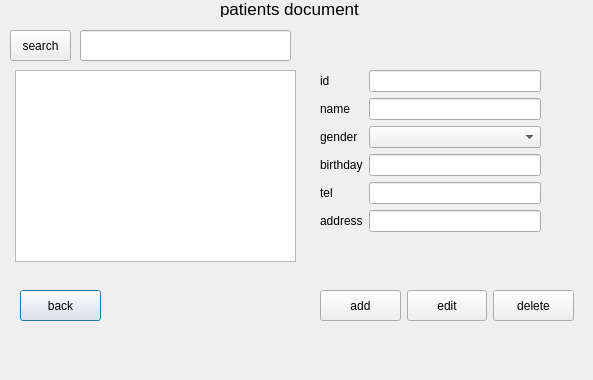
Before: the Qt Designer form patientdialog.ui in itsMahdi/clinic, drawn with Qt 5.
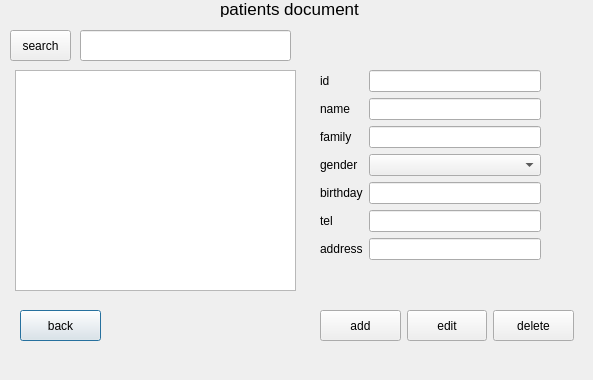
After: the same form once the commit is applied.

Commit message: reception page altered ( cost and search added) and family lable added in pt ducoment

What changed in the file:
```diff
--- a/patientdialog.ui
+++ b/patientdialog.ui
@@ -19,7 +19,7 @@
      <x>320</x>
      <y>70</y>
      <width>221</width>
-     <height>191</height>
+     <height>219</height>
     </rect>
    </property>
    <layout class="QFormLayout" name="formLayout">
@@ -43,53 +43,63 @@
     <item row="1" column="1">
      <widget class="QLineEdit" name="lineEdit_name_pt"/>
     </item>
-    <item row="2" column="0">
+    <item row="3" column="0">
      <widget class="QLabel" name="label_gender_pt">
       <property name="text">
        <string>gender</string>
       </property>
      </widget>
     </item>
-    <item row="4" column="0">
+    <item row="5" column="0">
      <widget class="QLabel" name="label_tel_pt">
       <property name="text">
        <string>tel</string>
       </property>
      </widget>
     </item>
-    <item row="4" column="1">
+    <item row="5" column="1">
      <widget class="QLineEdit" name="lineEdit_tel_pt"/>
     </item>
-    <item row="6" column="0">
+    <item row="7" column="0">
      <widget class="QLabel" name="label_adrs_pt">
       <property name="text">
        <string>address</string>
       </property>
      </widget>
     </item>
-    <item row="6" column="1">
+    <item row="7" column="1">
      <widget class="QLineEdit" name="lineEdit_adrs_pt"/>
     </item>
-    <item row="3" column="0">
+    <item row="4" column="0">
      <widget class="QLabel" name="label_birthday_pt">
       <property name="text">
        <string>birthday</string>
       </property>
      </widget>
     </item>
-    <item row="3" column="1">
+    <item row="4" column="1">
      <widget class="QLineEdit" name="lineEdit_birthday_pt"/>
     </item>
-    <item row="2" column="1">
+    <item row="3" column="1">
      <widget class="QComboBox" name="comboBox_gender"/>
     </item>
+    <item row="2" column="0">
+     <widget class="QLabel" name="label_family_pt">
+      <property name="text">
+       <string>family</string>
+      </property>
+     </widget>
+    </item>
+    <item row="2" column="1">
+     <widget class="QLineEdit" name="lineEdit_family_pt"/>
+    </item>
    </layout>
   </widget>
   <widget class="QPushButton" name="pushButton_back_pt">
    <property name="geometry">
     <rect>
      <x>20</x>
-     <y>290</y>
+     <y>310</y>
      <width>81</width>
      <height>31</height>
     </rect>
@@ -145,7 +155,7 @@
      <x>15</x>
      <y>70</y>
      <width>281</width>
-     <height>192</height>
+     <height>221</height>
     </rect>
    </property>
   </widget>
@@ -153,7 +163,7 @@
    <property name="geometry">
     <rect>
      <x>320</x>
-     <y>290</y>
+     <y>310</y>
      <width>254</width>
      <height>31</height>
     </rect>
```
The commit also changes 4 other files.
